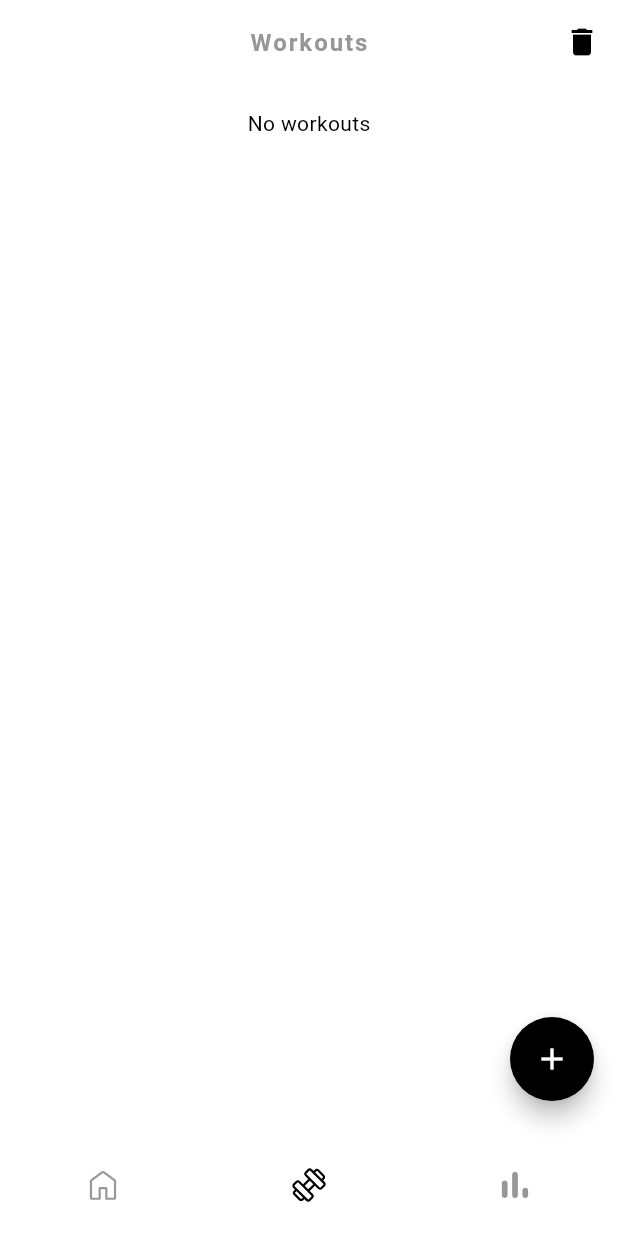
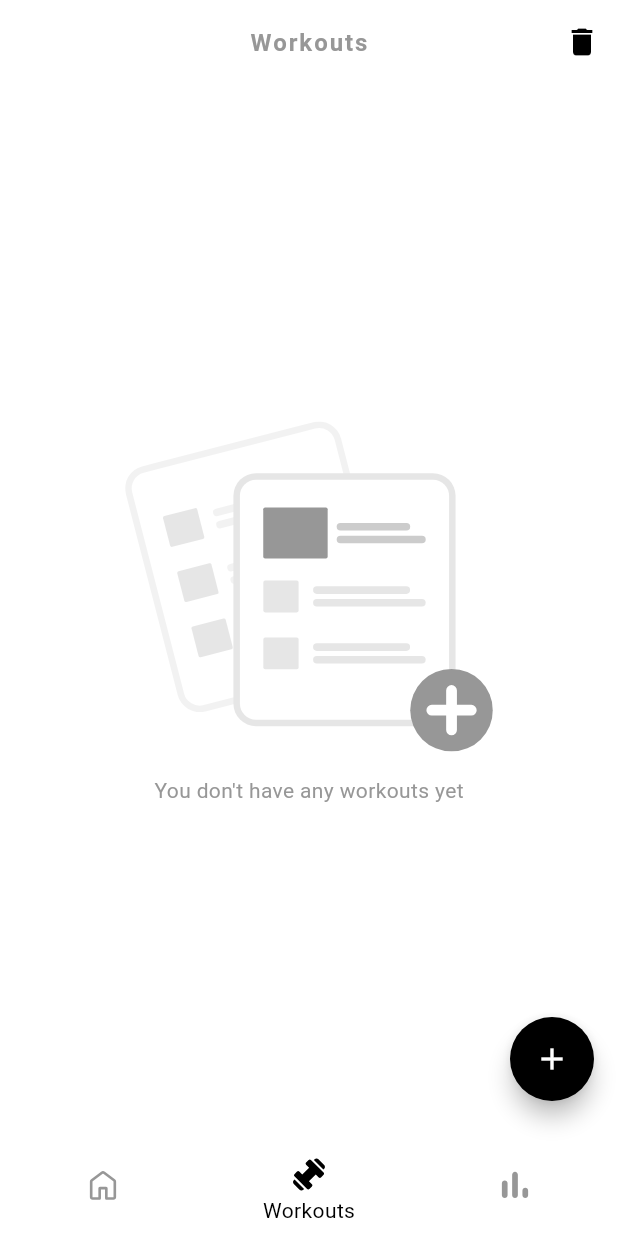
Before and after one commit to dsnoire/workout_planner, a Flutter app: the screen it shows after launch, item 2 of the bottom bar chosen, on a phone screen of 412 x 824 dp. Run offline on Flutter 3.47's test engine with Material 3 defaults, Android fonts, the phone set to English and light mode, and no system bars; our stand-ins replace bloc, flutter_bloc, flutter_svg, go_router, isar; accounts and stored records are empty; generated files the repository leaves out were written again.

Commit message:
Add WorkoutEmptyInformation

```diff
--- a/lib/features/shared/widgets/custom_bottom_navigation_bar.dart
+++ b/lib/features/shared/widgets/custom_bottom_navigation_bar.dart
@@ -48,11 +48,11 @@ class _CustomBottomNavigationBarState extends State<CustomBottomNavigationBar> {
         elevation: 0,
         backgroundColor: Colors.transparent,
         showUnselectedLabels: false,
-        showSelectedLabels: false,
+        showSelectedLabels: true,
         items: const [
           BottomNavigationBarItem(
             activeIcon: BottomNavigationBarItemIcon(
-              path: 'assets/icons/home.svg',
+              path: 'assets/icons/home_filled.svg',
               color: Colors.black,
             ),
             icon: BottomNavigationBarItemIcon(
@@ -62,7 +62,7 @@ class _CustomBottomNavigationBarState extends State<CustomBottomNavigationBar> {
           ),
           BottomNavigationBarItem(
             activeIcon: BottomNavigationBarItemIcon(
-              path: 'assets/icons/workout.svg',
+              path: 'assets/icons/workout_filled.svg',
               color: Colors.black,
             ),
             icon: BottomNavigationBarItemIcon(
--- a/lib/features/workout/presentation/views/workouts_view.dart
+++ b/lib/features/workout/presentation/views/workouts_view.dart
@@ -1,7 +1,10 @@
 import 'package:flutter/material.dart';
 import 'package:flutter_bloc/flutter_bloc.dart';
+import 'package:flutter_svg/flutter_svg.dart';
 import 'package:go_router/go_router.dart';
+import '../../../../core/constants/app_colors.dart';
 import '../../../../core/constants/app_dimens.dart';
+import '../widgets/workout_empty_information.dart';
 import 'manage_workout_view.dart';
 import '../../../shared/widgets/custom_app_bar.dart';
 import '../blocs/workout_cubit/workout_cubit.dart';
@@ -27,6 +30,7 @@ class WorkoutsView extends StatelessWidget {
       body: Padding(
         padding: const EdgeInsets.all(AppDimens.layoutPadding),
         child: Column(
+          mainAxisAlignment: MainAxisAlignment.center,
           children: [
             BlocBuilder<WorkoutCubit, WorkoutState>(
               builder: (context, state) {
@@ -38,7 +42,7 @@ class WorkoutsView extends StatelessWidget {
                   case WorkoutError():
                     return Center(child: Text(state.message));
                   case WorkoutEmpty():
-                    return const Center(child: Text('No workouts'));
+                    return const WorkoutEmptyInfomation();
                 }
               },
             ),
--- /dev/null
+++ b/lib/features/workout/presentation/widgets/workout_empty_information.dart
@@ -0,0 +1,32 @@
+import 'package:flutter/material.dart';
+import 'package:flutter_svg/flutter_svg.dart';
+
+import '../../../../core/constants/app_colors.dart';
+
+class WorkoutEmptyInfomation extends StatelessWidget {
+  const WorkoutEmptyInfomation({
+    super.key,
+  });
+
+  @override
+  Widget build(BuildContext context) {
+    return Center(
+      child: Column(
+        children: [
+          SvgPicture.asset(
+            'assets/images/empty_state.svg',
+            height: 220,
+          ),
+          const SizedBox(height: 16),
+          Text(
+            "You don't have any workouts yet",
+            style: Theme.of(context)
+                .textTheme
+                .bodyMedium!
+                .copyWith(color: AppColors.grey),
+          )
+        ],
+      ),
+    );
+  }
+}
--- a/lib/features/workout/presentation/widgets/workout_list_tile.dart
+++ b/lib/features/workout/presentation/widgets/workout_list_tile.dart
@@ -80,7 +80,9 @@ class WorkoutListTile extends StatelessWidget {
                     ),
                     child: Text(
                       workoutWeekdays.keys.getWeekdayAbbreviation(index: index),
-                      style: Theme.of(context).textTheme.labelMedium,
+                      style: Theme.of(context).textTheme.labelMedium!.copyWith(
+                            fontWeight: isSelected ? FontWeight.bold : null,
+                          ),
                     ),
                   );
                 },
--- a/pubspec.yaml
+++ b/pubspec.yaml
@@ -65,6 +65,7 @@ flutter:
   # To add assets to your application, add an assets section, like this:
   assets:
     - assets/icons/
+    - assets/images/
 
   # An image asset can refer to one or more resolution-specific "variants", see
   # https://flutter.dev/assets-and-images/#resolution-aware
```
Also changed, not shown: assets/icons/home.svg, assets/icons/home_filled.svg (added), assets/icons/workout.svg, assets/icons/workout_filled.svg (added), assets/images/empty_state.svg (added).
